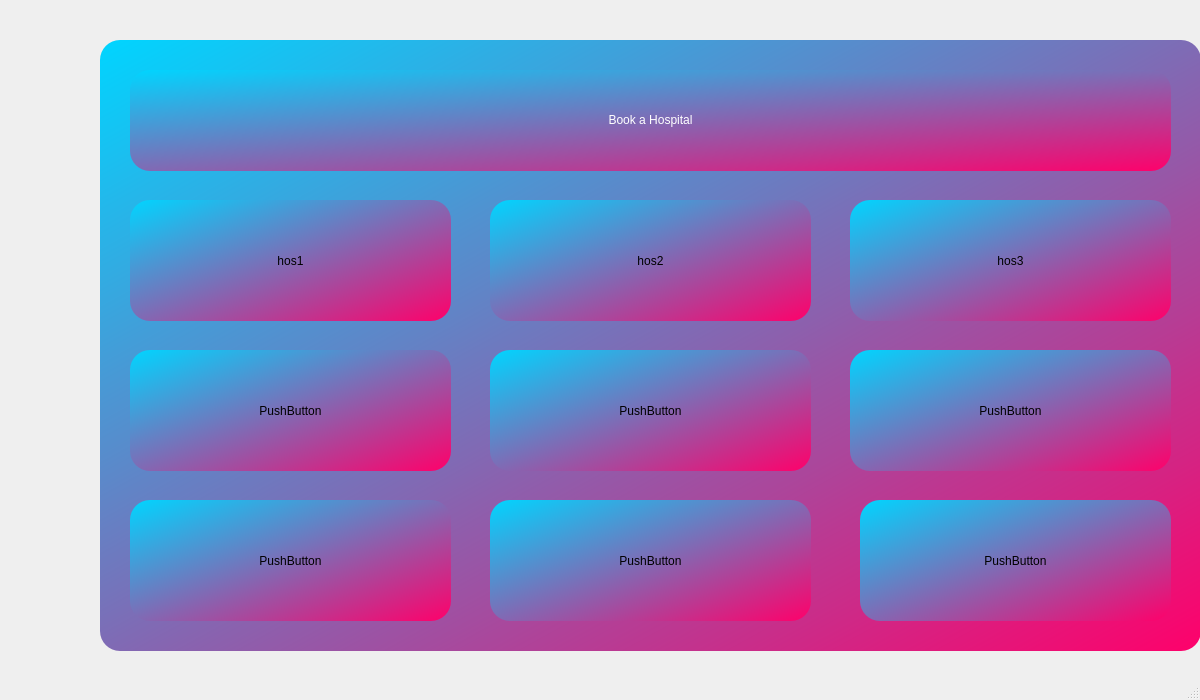
This is Forms/Hospital/hospitals.ui in ayush-regmi/CoviCURE as Qt 5 draws it before an edit. The edited form follows.
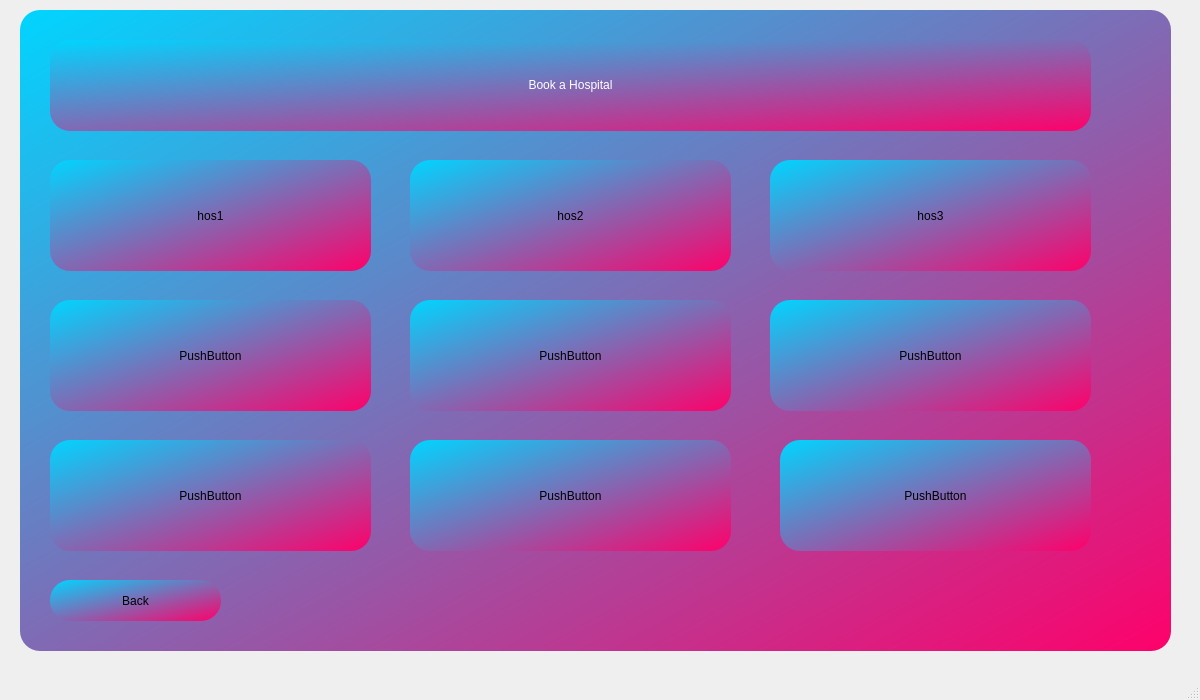
This is the edited form.

Commit message: added myHospital section and fetched data from database to hospitals

The edit to the form file:
```diff
--- a/Forms/Hospital/hospitals.ui
+++ b/Forms/Hospital/hospitals.ui
@@ -17,10 +17,10 @@
    <widget class="QGroupBox" name="groupBox">
     <property name="geometry">
      <rect>
-      <x>100</x>
-      <y>40</y>
-      <width>1101</width>
-      <height>611</height>
+      <x>20</x>
+      <y>10</y>
+      <width>1151</width>
+      <height>641</height>
      </rect>
     </property>
     <property name="styleSheet">
@@ -31,9 +31,9 @@
      <property name="geometry">
       <rect>
        <x>30</x>
-       <y>160</y>
+       <y>150</y>
        <width>321</width>
-       <height>121</height>
+       <height>111</height>
       </rect>
      </property>
      <property name="sizePolicy">
@@ -50,9 +50,9 @@
      <property name="geometry">
       <rect>
        <x>390</x>
-       <y>160</y>
+       <y>150</y>
        <width>321</width>
-       <height>121</height>
+       <height>111</height>
       </rect>
      </property>
      <property name="sizePolicy">
@@ -69,9 +69,9 @@
      <property name="geometry">
       <rect>
        <x>750</x>
-       <y>160</y>
+       <y>150</y>
        <width>321</width>
-       <height>121</height>
+       <height>111</height>
       </rect>
      </property>
      <property name="sizePolicy">
@@ -88,9 +88,9 @@
      <property name="geometry">
       <rect>
        <x>760</x>
-       <y>460</y>
+       <y>430</y>
        <width>311</width>
-       <height>121</height>
+       <height>111</height>
       </rect>
      </property>
      <property name="sizePolicy">
@@ -107,9 +107,9 @@
      <property name="geometry">
       <rect>
        <x>30</x>
-       <y>310</y>
+       <y>290</y>
        <width>321</width>
-       <height>121</height>
+       <height>111</height>
       </rect>
      </property>
      <property name="sizePolicy">
@@ -126,9 +126,9 @@
      <property name="geometry">
       <rect>
        <x>750</x>
-       <y>310</y>
+       <y>290</y>
        <width>321</width>
-       <height>121</height>
+       <height>111</height>
       </rect>
      </property>
      <property name="sizePolicy">
@@ -145,9 +145,9 @@
      <property name="geometry">
       <rect>
        <x>390</x>
-       <y>310</y>
+       <y>290</y>
        <width>321</width>
-       <height>121</height>
+       <height>111</height>
       </rect>
      </property>
      <property name="sizePolicy">
@@ -164,9 +164,9 @@
      <property name="geometry">
       <rect>
        <x>30</x>
-       <y>460</y>
+       <y>430</y>
        <width>321</width>
-       <height>121</height>
+       <height>111</height>
       </rect>
      </property>
      <property name="sizePolicy">
@@ -183,9 +183,9 @@
      <property name="geometry">
       <rect>
        <x>390</x>
-       <y>460</y>
+       <y>430</y>
        <width>321</width>
-       <height>121</height>
+       <height>111</height>
       </rect>
      </property>
      <property name="sizePolicy">
@@ -204,7 +204,7 @@
        <x>30</x>
        <y>30</y>
        <width>1041</width>
-       <height>101</height>
+       <height>91</height>
       </rect>
      </property>
      <property name="styleSheet">
@@ -218,6 +218,19 @@
       <set>Qt::AlignCenter</set>
      </property>
     </widget>
+    <widget class="QPushButton" name="back">
+     <property name="geometry">
+      <rect>
+       <x>30</x>
+       <y>570</y>
+       <width>171</width>
+       <height>41</height>
+      </rect>
+     </property>
+     <property name="text">
+      <string>Back</string>
+     </property>
+    </widget>
    </widget>
   </widget>
   <widget class="QMenuBar" name="menubar">
```
The commit also changes 20 other files.
